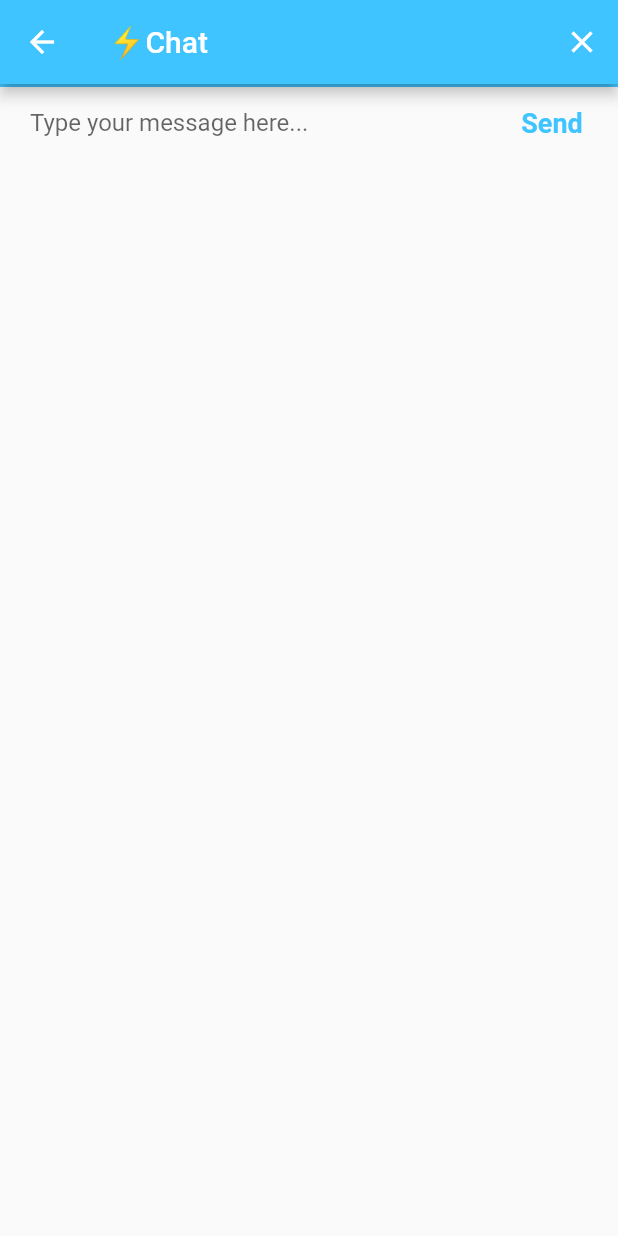
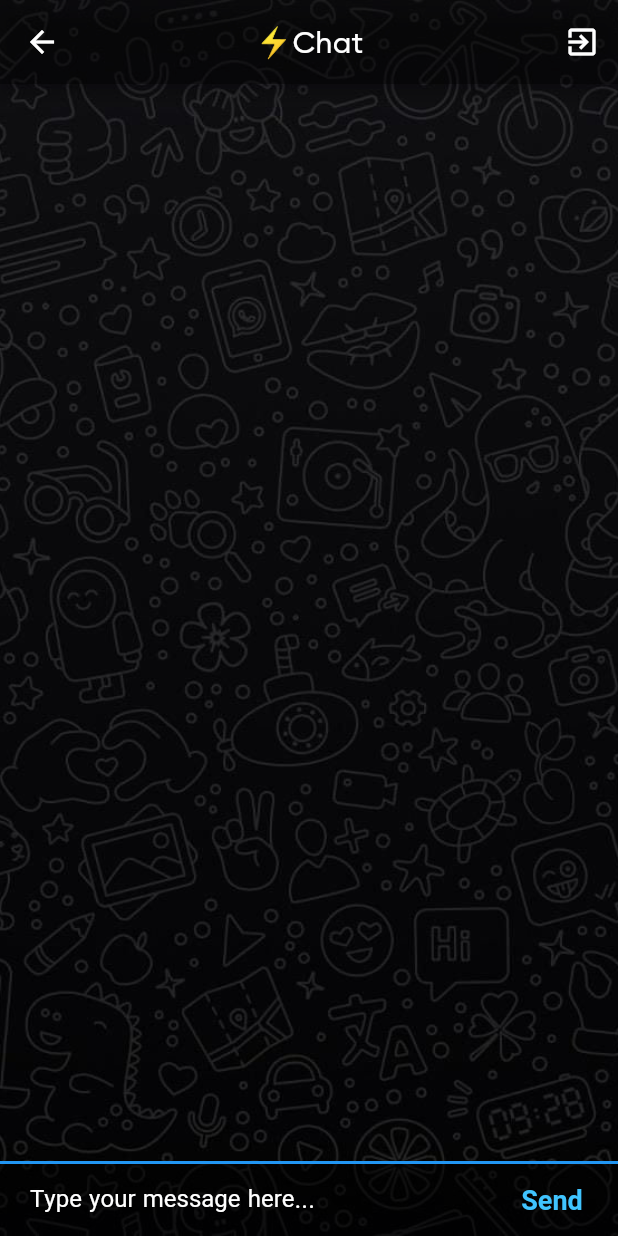
Before and after one commit to Mahdi-r126/mgram, a Flutter app: the ChatScreen screen opened by its route, after a tap on "Send", on a phone screen of 412 x 824 dp. Run offline on Flutter 3.47's test engine with Material 2 defaults, Android fonts, the phone set to English and light mode, and no system bars; our stand-ins replace cloud_firestore, connectivity_plus, firebase_auth, firebase_core; accounts and stored records are empty.

Commit message:
fix some bugs

```diff
--- a/lib/Helpers/chatHelper.dart
+++ b/lib/Helpers/chatHelper.dart
@@ -1,12 +1,29 @@
 import 'package:cloud_firestore/cloud_firestore.dart';
 import 'package:firebase_auth/firebase_auth.dart';
 
+import '../constants.dart';
+
 class ChatHelper {
-  static Future sendMessage(String message, User loggedInUser) async {
+  static Future sendMessage(
+      String message, User loggedInUser, String name) async {
     final FirebaseFirestore _fireStore = FirebaseFirestore.instance;
 
     _fireStore
         .collection("messages")
-        .add({'text': message, 'sender': loggedInUser.email});
+        .add({'text': message, 'sender': loggedInUser.email, 'userName': name,'create at':DateTime.now().toString()});
   }
+
+  static Future<String> getUserName(String id) async {
+    final DocumentSnapshot documentSnapshot =
+        await FirebaseFirestore.instance.collection('users').doc(id).get();
+    if (documentSnapshot.exists) {
+      print(documentSnapshot["name"]);
+      String name = documentSnapshot["name"];
+      return name;
+    } else {
+      print("name is not found.");
+      return ""; // None "X" image
+    }
+  }
+
 }
--- a/lib/constants.dart
+++ b/lib/constants.dart
@@ -9,12 +9,14 @@ const mSendButtonTextStyle = TextStyle(
 const mMessageTextFieldDecoration = InputDecoration(
   contentPadding: EdgeInsets.symmetric(vertical: 10.0, horizontal: 20.0),
   hintText: 'Type your message here...',
+  hintStyle: TextStyle(color: Colors.white, fontFamily: "vazir"),
   border: InputBorder.none,
 );
 
 const mMessageContainerDecoration = BoxDecoration(
+  color: Colors.black54,
   border: Border(
-    top: BorderSide(color: Colors.lightBlueAccent, width: 2.0),
+    top: BorderSide(color: Colors.blue, width: 2.0),
   ),
 );
 
--- a/lib/screens/chatScreen.dart
+++ b/lib/screens/chatScreen.dart
@@ -1,3 +1,4 @@
+import 'package:cloud_firestore/cloud_firestore.dart';
 import 'package:firebase_auth/firebase_auth.dart';
 import 'package:flutter/material.dart';
 import 'package:flutter/src/widgets/container.dart';
@@ -6,6 +7,8 @@ import 'package:mgram/Helpers/chatHelper.dart';
 import 'package:mgram/screens/loginScreen.dart';
 
 import '../constants.dart';
+
+late User loggedInUser;
 
 class ChatScreen extends StatefulWidget {
   static String id = "chat_screen";
@@ -18,8 +21,9 @@ class ChatScreen extends StatefulWidget {
 
 class _ChatScreenState extends State<ChatScreen> {
   final _auth = FirebaseAuth.instance;
-  late User loggedInUser;
   late String messageText;
+  late String userName;
+  TextEditingController messageConroller = TextEditingController();
 
   @override
   void initState() {
@@ -34,7 +38,6 @@ class _ChatScreenState extends State<ChatScreen> {
       final user = await _auth.currentUser;
       if (user != null) {
         loggedInUser = user;
-        print(loggedInUser.email);
       }
     } catch (e) {
       print(e.toString());
@@ -43,25 +46,35 @@ class _ChatScreenState extends State<ChatScreen> {
 
   @override
   Widget build(BuildContext context) {
-    return Scaffold(
+    return Stack(
+      children: [
+        Image.asset("assets/images/background1.jpg",
+            height: MediaQuery.of(context).size.height,
+            width: MediaQuery.of(context).size.width,
+            fit: BoxFit.cover),
+        Scaffold(
+          backgroundColor: Colors.transparent,
           appBar: AppBar(
+            centerTitle: true,
             leading: null,
             actions: <Widget>[
               IconButton(
-              icon: const Icon(Icons.close),
+                  icon: const Icon(Icons.exit_to_app),
                   onPressed: () {
                     _auth.signOut();
                     Navigator.popAndPushNamed(context, LoginScreen.id);
                   }),
             ],
-        title: const Text('⚡️Chat'),
-        backgroundColor: Colors.lightBlueAccent,
+            title: const Text('⚡️Chat',
+                style: TextStyle(fontFamily: "bolt-regular", color: Colors.white)),
+            backgroundColor: Colors.black38,
           ),
           body: SafeArea(
             child: Column(
               mainAxisAlignment: MainAxisAlignment.spaceBetween,
               crossAxisAlignment: CrossAxisAlignment.stretch,
               children: <Widget>[
+                MessagesStream(),
                 Container(
                   decoration: mMessageContainerDecoration,
                   child: Row(
@@ -69,6 +82,9 @@ class _ChatScreenState extends State<ChatScreen> {
                     children: <Widget>[
                       Expanded(
                         child: TextField(
+                          style: const TextStyle(
+                              color: Colors.white, fontFamily: "vazir"),
+                          controller: messageConroller,
                           onChanged: (value) {
                             messageText = value;
                           },
@@ -76,8 +92,12 @@ class _ChatScreenState extends State<ChatScreen> {
                         ),
                       ),
                       MaterialButton(
-                    onPressed: () {
-                      ChatHelper.sendMessage(messageText, loggedInUser);
+                        onPressed: () async {
+                          messageConroller.clear();
+                          userName =
+                              await ChatHelper.getUserName(loggedInUser.uid);
+                          ChatHelper.sendMessage(
+                              messageText, loggedInUser, userName);
                         },
                         child: const Text(
                           'Send',
@@ -90,6 +110,110 @@ class _ChatScreenState extends State<ChatScreen> {
               ],
             ),
           ),
+        )
+      ],
     );
   }
 }
+
+class MessagesStream extends StatelessWidget {
+  MessagesStream({super.key});
+  final FirebaseFirestore _fireStore = FirebaseFirestore.instance;
+
+  @override
+  Widget build(BuildContext context) {
+    return StreamBuilder(
+        stream:
+            _fireStore.collection('messages').orderBy("create at").snapshots(),
+        builder: (context, snapshot) {
+          if (snapshot.hasData) {
+            final messages = snapshot.data?.docs.reversed;
+            List<MessageTile> messageWidgets = [];
+            for (var message in messages!) {
+              final messageText = message.data()['text'];
+              final messageSender = message.data()['userName'];
+              final senderEmail = message.data()['sender'];
+
+              bool isMe;
+              final currentUser = loggedInUser.email;
+              if (currentUser == senderEmail)
+                isMe = true;
+              else
+                isMe = false;
+
+              final messageWidget = MessageTile(
+                text: messageText,
+                senderName: messageSender,
+                isMe: isMe,
+              );
+              messageWidgets.add(messageWidget);
+            }
+            return Expanded(
+              child: ListView(
+                reverse: true,
+                padding: const EdgeInsets.all(15),
+                children: messageWidgets,
+              ),
+            );
+          } else {
+            return const Center(
+              child: CircularProgressIndicator(),
+            );
+          }
+        });
+  }
+}
+
+class MessageTile extends StatelessWidget {
+  final String text;
+  final String senderName;
+  final bool isMe;
+  MessageTile(
+      {required this.text, required this.senderName, required this.isMe});
+
+  @override
+  Widget build(BuildContext context) {
+    return Padding(
+      padding: EdgeInsets.all(10),
+      child: Column(
+        crossAxisAlignment:
+            (isMe == true) ? CrossAxisAlignment.end : CrossAxisAlignment.start,
+        children: [
+          Text(
+            senderName,
+            style: const TextStyle(
+                color: Colors.white70,
+                fontFamily: "bolt-semibold",
+                fontSize: 12),
+          ),
+          const SizedBox(
+            height: 3,
+          ),
+          Material(
+              borderRadius: (isMe == true)
+                  ? const BorderRadius.only(
+                      topLeft: Radius.circular(30),
+                      bottomLeft: Radius.circular(30),
+                      bottomRight: Radius.circular(30),
+                    )
+                  : const BorderRadius.only(
+                      topRight: Radius.circular(30),
+                      bottomLeft: Radius.circular(30),
+                      bottomRight: Radius.circular(30),
+                    ),
+              elevation: 5,
+              color: (isMe) ? Colors.blue[900] : Colors.white,
+              child: Padding(
+                  padding: EdgeInsets.all(10),
+                  child: Text(
+                    text,
+                    style: TextStyle(
+                        color: (isMe) ? Colors.white : Colors.black87,
+                        fontFamily: "vazir",
+                        fontSize: 15),
+                  ))),
+        ],
+      ),
+    );
+  }
+}
```
Also changed, not shown: lib/Helpers/userHelper.dart (+11 -4 lines), assets/images/background1.jpg (added). Lines whose indentation alone changed are shown as unchanged.
